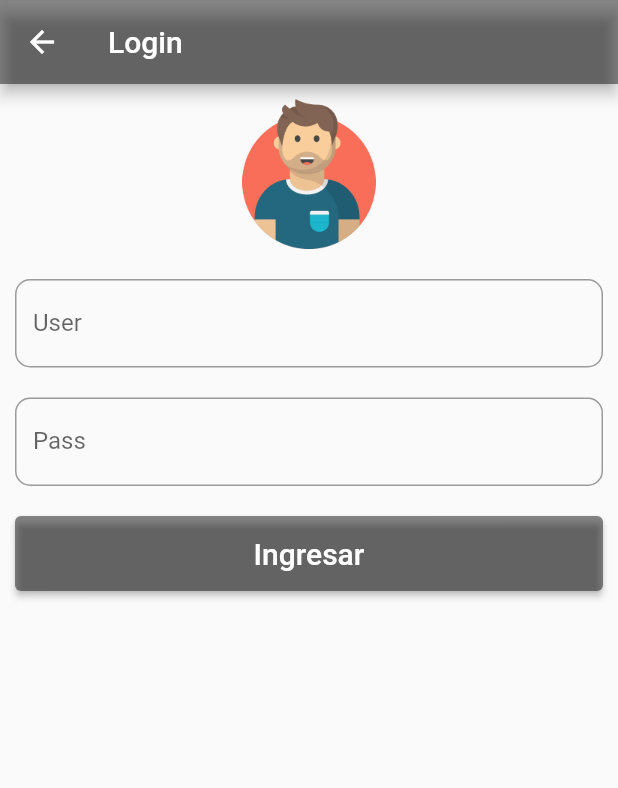
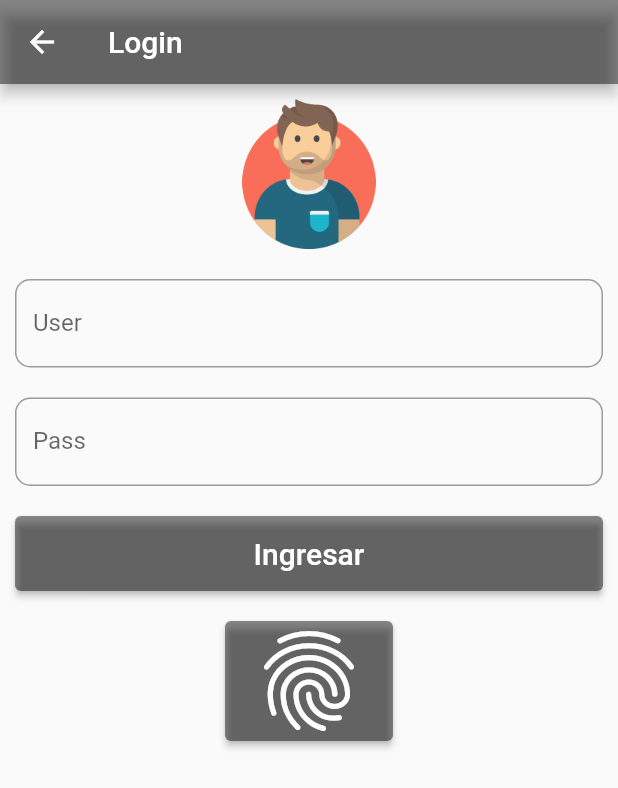
Before and after one commit to Leonardov7/Linea2-Global, a Flutter app: the screen it shows after launch, after a tap on "Ingresar", on a phone screen of 412 x 824 dp. Shown: the top 788 px of the screen. Run offline on Flutter 3.47's test engine with Material 2 defaults, Android fonts, the phone set to English and light mode, and no system bars; our stand-ins replace cloud_firestore, firebase_core, local_auth; accounts and stored records are empty.

Commit message:
fingerPrint

```diff
--- a/lib/View/Login.dart
+++ b/lib/View/Login.dart
@@ -1,5 +1,9 @@
+import 'dart:io';
+
 import 'package:flutter/material.dart';
 import 'package:cloud_firestore/cloud_firestore.dart';
+import 'package:local_auth/auth_strings.dart';
+import 'package:local_auth/local_auth.dart';
 
 class Login extends StatefulWidget {
   //cambia dinámicamente
@@ -10,7 +14,7 @@ class Login extends StatefulWidget {
 class LoginApp extends State<Login> {
   TextEditingController user = TextEditingController();
   TextEditingController pass = TextEditingController();
-
+  final LocalAuthentication auth = LocalAuthentication();
 
   validarDatos() async {
     try {
@@ -33,6 +37,9 @@ class LoginApp extends State<Login> {
 
   @override
   Widget build(BuildContext context) {
+    setState(() {
+      biometrico();
+    });
     return Scaffold(
       appBar: AppBar(
         title: Text('Login'),
@@ -93,6 +100,23 @@ class LoginApp extends State<Login> {
                     style: TextStyle(color: Colors.white, fontSize: 20)),
               ),
             ),
+            Padding(
+              padding: EdgeInsets.all(10),
+              child: ElevatedButton(
+                style: ElevatedButton.styleFrom(
+                  minimumSize: Size(50, 50),
+                  primary: Colors.black45,
+                ),
+                onPressed: () {
+
+                    print("dentro");
+                    biometrico();
+
+
+                },
+                child: Icon(Icons.fingerprint, size: 80),
+              ),
+            ),
           ],
         ),
       ),
@@ -118,4 +142,38 @@ class LoginApp extends State<Login> {
           );
         });
   }
+
+  Future<void> biometrico() async {
+    print("biométrico");
+    bool flag = true;
+    if (flag) {
+      bool authenticated = false;
+      const androidString = const AndroidAuthMessages(
+        cancelButton: "Cancelar",
+        goToSettingsButton: "Ajustes",
+        signInTitle: "Ingrese",
+        goToSettingsDescription: "Confirme su huella",
+        biometricHint: "Toque el sensor",
+        biometricNotRecognized: "Huella no reconocida",
+        biometricRequiredTitle: "Required Title",
+        biometricSuccess: "Huella reconocida",
+
+      );
+      try {
+        authenticated = await auth.authenticateWithBiometrics  (
+            localizedReason: "Autentíquese para acceder",
+            useErrorDialogs: true,
+            stickyAuth: true,
+            androidAuthStrings: androidString);
+        if (!authenticated) {
+          exit(0);
+        }
+      } catch (e) {
+        print(e);
+      }
+      if (!mounted) {
+        return;
+      }
+    }
+  }
 }
--- a/pubspec.yaml
+++ b/pubspec.yaml
@@ -31,10 +31,12 @@ dependencies:
     sdk: flutter
   firebase_core:
   cloud_firestore:
+  local_auth:
 
   # The following adds the Cupertino Icons font to your application.
   # Use with the CupertinoIcons class for iOS style icons.
   cupertino_icons: ^1.0.2
+
 flutter_localizations:
   sdk: flutter
   intl: 0.17.0-nullsafety.2
```
Also changed, not shown: pubspec.lock, 3 other files.
